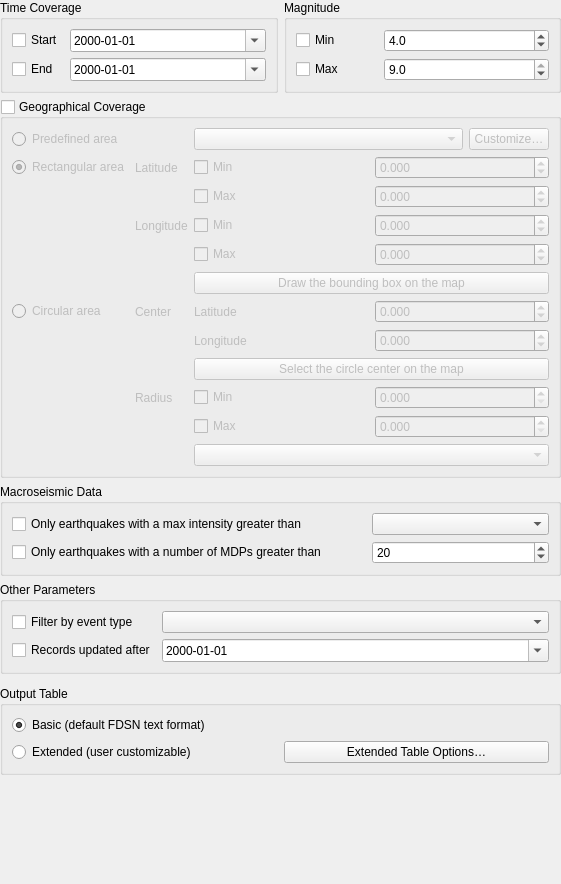
Before: the Qt Designer form qquake/ui/filter_parameter_widget_base.ui in INGV/qquake, drawn with Qt 5.
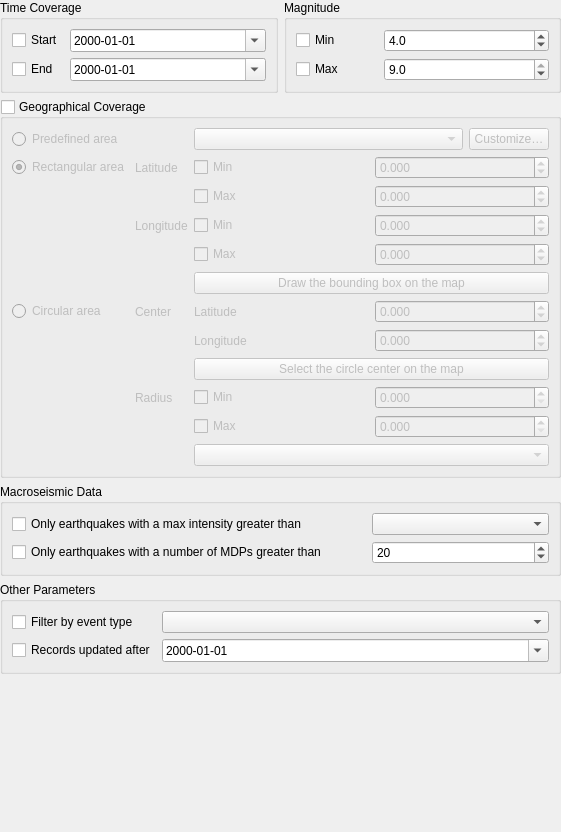
After: the same form once the commit is applied. Custom widgets are drawn as their Qt base class.

Commit message: Move output table options widget out to a common class

The edit to the form file:
```diff
--- a/qquake/ui/filter_parameter_widget_base.ui
+++ b/qquake/ui/filter_parameter_widget_base.ui
@@ -7,7 +7,7 @@
     <x>0</x>
     <y>0</y>
     <width>561</width>
-    <height>884</height>
+    <height>832</height>
    </rect>
   </property>
   <property name="windowTitle">
@@ -372,39 +372,6 @@
    <item row="5" column="0" colspan="2">
     <widget class="OutputOptionsWidget" name="output_options_widget" native="true"/>
    </item>
-   <item row="6" column="0" colspan="2">
-    <widget class="QGroupBox" name="groupBox_4">
-     <property name="title">
-      <string>Output Table</string>
-     </property>
-     <layout class="QGridLayout" name="gridLayout_8">
-      <item row="1" column="0">
-       <widget class="QRadioButton" name="radio_extended_output">
-        <property name="text">
-         <string>Extended (user customizable)</string>
-        </property>
-       </widget>
-      </item>
-      <item row="1" column="1">
-       <widget class="QPushButton" name="output_table_options_button">
-        <property name="text">
-         <string>Extended Table Options…</string>
-        </property>
-       </widget>
-      </item>
-      <item row="0" column="0" colspan="2">
-       <widget class="QRadioButton" name="radio_basic_output">
-        <property name="text">
-         <string>Basic (default FDSN text format)</string>
-        </property>
-        <property name="checked">
-         <bool>true</bool>
-        </property>
-       </widget>
-      </item>
-     </layout>
-    </widget>
-   </item>
    <item row="0" column="1">
     <widget class="QGroupBox" name="magnitude_group">
      <property name="title">
@@ -569,6 +536,12 @@
    <header>qquake.gui.output_options_widget</header>
    <container>1</container>
   </customwidget>
+  <customwidget>
+   <class>OutputTableOptionsWidget</class>
+   <extends>QWidget</extends>
+   <header>qquake.gui.output_table_options_widget</header>
+   <container>1</container>
+  </customwidget>
  </customwidgets>
  <resources/>
  <connections/>
```
Left out of the diff: 221 changed lines with no effect on the pictures. The commit also changes 11 other files.
